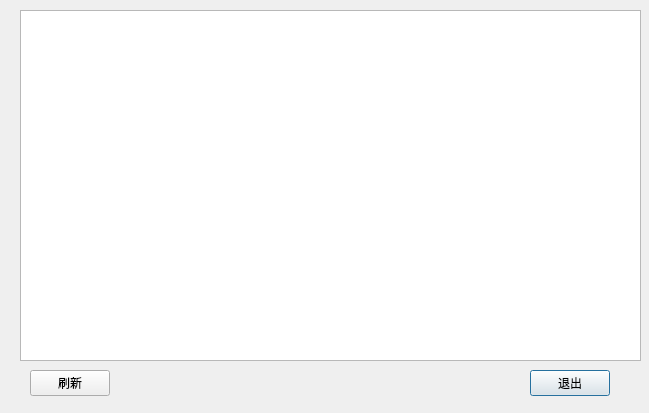
Old version of the form BusBar-Qt/currentalarmsdlg.ui in the repository luozhiyong131/BusBar.
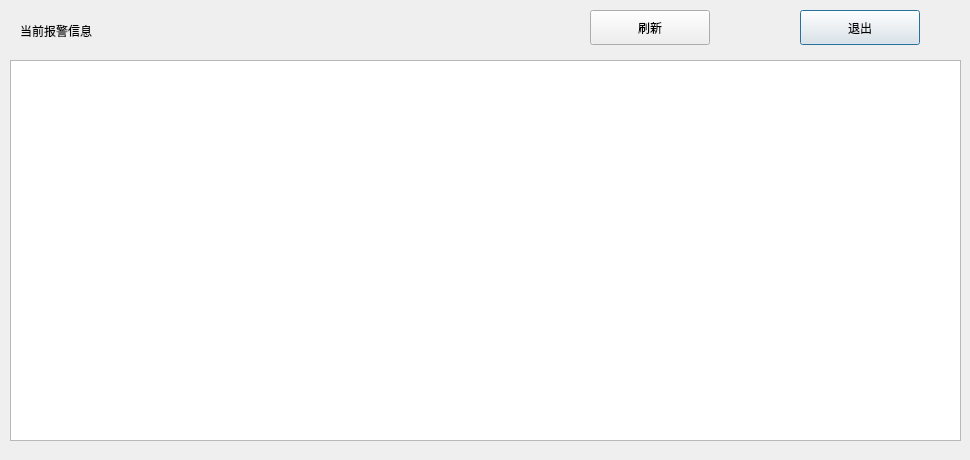
New version of the form.

What changed in the file:
```diff
--- a/BusBar-Qt/currentalarmsdlg.ui
+++ b/BusBar-Qt/currentalarmsdlg.ui
@@ -6,8 +6,8 @@
    <rect>
     <x>0</x>
     <y>0</y>
-    <width>649</width>
-    <height>413</height>
+    <width>970</width>
+    <height>460</height>
    </rect>
   </property>
   <property name="windowTitle">
@@ -16,10 +16,10 @@
   <widget class="QPushButton" name="quitBtn">
    <property name="geometry">
     <rect>
-     <x>530</x>
-     <y>370</y>
-     <width>80</width>
-     <height>26</height>
+     <x>800</x>
+     <y>10</y>
+     <width>120</width>
+     <height>35</height>
     </rect>
    </property>
    <property name="text">
@@ -29,10 +29,10 @@
   <widget class="QPushButton" name="refreshBtn">
    <property name="geometry">
     <rect>
-     <x>30</x>
-     <y>370</y>
-     <width>80</width>
-     <height>26</height>
+     <x>590</x>
+     <y>10</y>
+     <width>120</width>
+     <height>35</height>
     </rect>
    </property>
    <property name="text">
@@ -42,12 +42,30 @@
   <widget class="QTableWidget" name="tableWidget">
    <property name="geometry">
     <rect>
+     <x>10</x>
+     <y>60</y>
+     <width>951</width>
+     <height>381</height>
+    </rect>
+   </property>
+   <property name="font">
+    <font>
+     <pointsize>10</pointsize>
+    </font>
+   </property>
+  </widget>
+  <widget class="QLabel" name="label">
+   <property name="geometry">
+    <rect>
      <x>20</x>
      <y>10</y>
-     <width>621</width>
-     <height>351</height>
+     <width>191</width>
+     <height>41</height>
     </rect>
    </property>
+   <property name="text">
+    <string>当前报警信息</string>
+   </property>
   </widget>
  </widget>
  <resources/>
```
